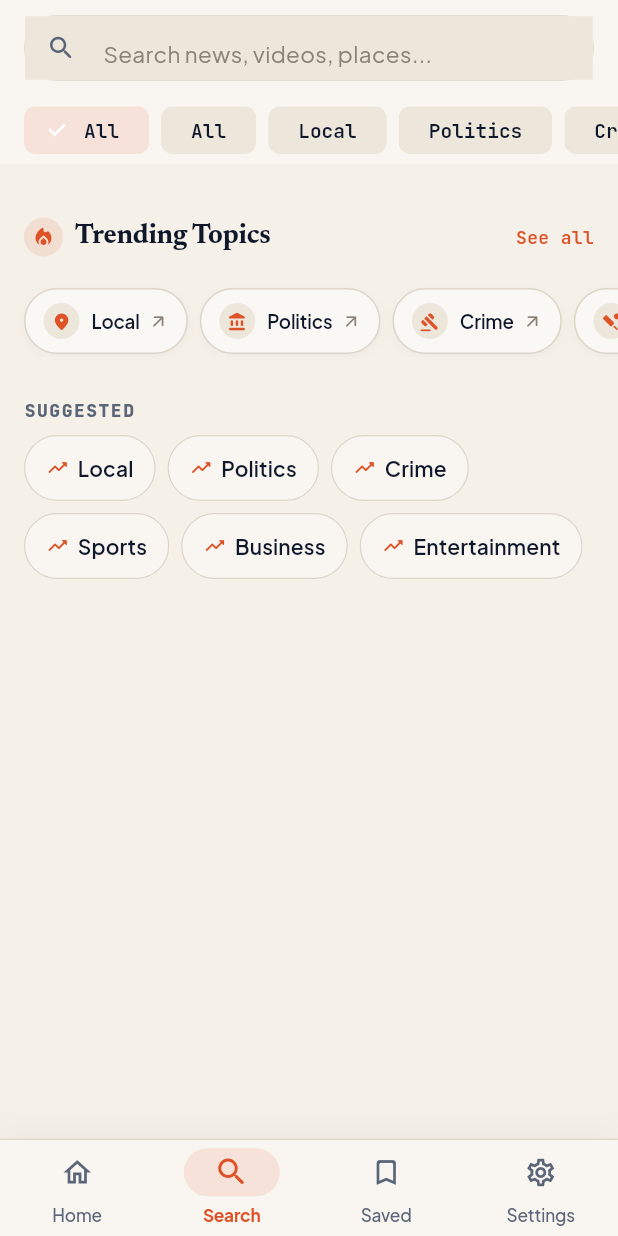
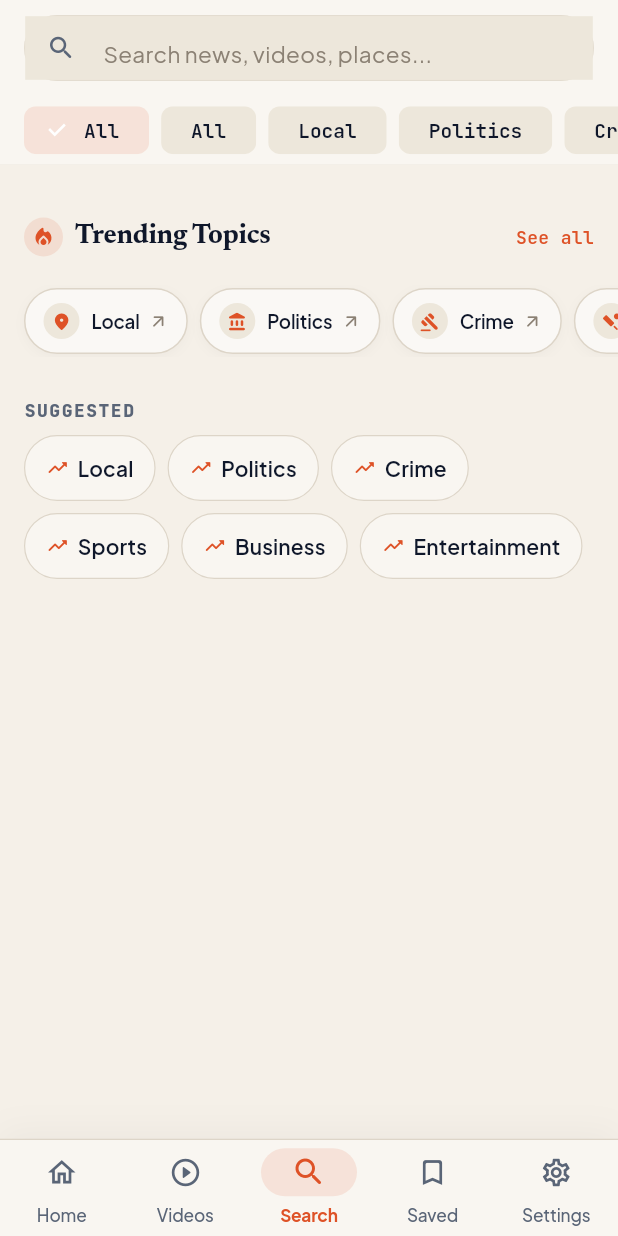
Before and after one commit to wizzling1-bit/nagrik, a Flutter app: the SearchScreen screen opened by its route, on a phone screen of 412 x 824 dp. Run offline on Flutter 3.47's test engine with Material 3 defaults, Android fonts, the phone set to English and light mode, and no system bars; our stand-ins replace cached_network_image, flutter_riverpod, geolocator, go_router, google_fonts, google_mobile_ads and 3 more; accounts and stored records are empty; network calls fail.

Commit message:
feat(mobile): add dedicated videos route and 5-tab bottom navigation

```diff
--- a/apps/mobile/lib/app/router.dart
+++ b/apps/mobile/lib/app/router.dart
@@ -18,12 +18,14 @@ import 'package:nagrik/features/onboarding/presentation/splash_screen.dart';
 import 'package:nagrik/features/saved/presentation/saved_screen.dart';
 import 'package:nagrik/features/search/presentation/search_screen.dart';
 import 'package:nagrik/features/settings/presentation/settings_screen.dart';
+import 'package:nagrik/features/videos/presentation/screens/videos_screen.dart';
 
 /// Route path constants for the simplified hyperlocal news app.
 abstract final class AppRoutes {
   static const splash = '/splash';
   static const onboarding = '/onboarding';
   static const home = '/';
+  static const videos = '/videos';
   static const search = '/search';
   static const saved = '/saved';
   static const notifications = '/notifications';
@@ -145,6 +147,14 @@ final routerProvider = Provider<GoRouter>((ref) {
               GoRoute(
                 path: AppRoutes.home,
                 builder: (context, state) => const HomeScreen(),
+              ),
+            ],
+          ),
+          StatefulShellBranch(
+            routes: [
+              GoRoute(
+                path: AppRoutes.videos,
+                builder: (context, state) => const VideosScreen(),
               ),
             ],
           ),
@@ -359,6 +369,12 @@ class _ScaffoldWithNavBarState extends ConsumerState<_ScaffoldWithNavBar> {
                           tooltip: strings.navHome,
                         ),
                         NavigationDestination(
+                          icon: const Icon(Icons.play_circle_outline_rounded),
+                          selectedIcon: const Icon(Icons.play_circle_filled_rounded),
+                          label: strings.navVideos,
+                          tooltip: strings.navVideos,
+                        ),
+                        NavigationDestination(
                           icon: const Icon(Icons.search_rounded),
                           selectedIcon: const Icon(Icons.search_rounded),
                           label: strings.navSearch,
--- a/apps/mobile/lib/core/localization/nagrik_localizations.dart
+++ b/apps/mobile/lib/core/localization/nagrik_localizations.dart
@@ -21,6 +21,7 @@ class NagrikStringsData {
     required this.clearAll,
     // Navigation
     required this.navHome,
+    required this.navVideos,
     required this.navSearch,
     required this.navSaved,
     // Home & Feed
@@ -169,6 +170,7 @@ class NagrikStringsData {
   final String finishAndExplore;
   final String clearAll;
   final String navHome;
+  final String navVideos;
   final String navSearch;
   final String navSaved;
   final String latestNearYou;
@@ -312,6 +314,7 @@ const kEnglishStrings = NagrikStringsData(
   finishAndExplore: 'Finish & Explore',
   clearAll: 'Clear all',
   navHome: 'Home',
+  navVideos: 'Videos',
   navSearch: 'Search',
   navSaved: 'Saved',
   latestNearYou: 'LATEST NEAR YOU',
@@ -455,6 +458,7 @@ const kHindiStrings = NagrikStringsData(
   finishAndExplore: 'पूरा करें और देखें',
   clearAll: 'सभी हटाएं',
   navHome: 'होम',
+  navVideos: 'वीडियो',
   navSearch: 'खोजें',
   navSaved: 'सहेजे गए',
   latestNearYou: 'आपके आस-पास की ताज़ा ख़बरें',
--- a/apps/mobile/lib/core/strings/app_strings.dart
+++ b/apps/mobile/lib/core/strings/app_strings.dart
@@ -22,6 +22,7 @@ abstract final class NagrikStrings {
 
   // Navigation
   static const navHome = 'Home';
+  static const navVideos = 'Videos';
   static const navDiscover = 'Discover';
   static const navReport = 'Report';
   static const navAlerts = 'Alerts';
```
Also changed, not shown: apps/mobile/lib/features/videos/presentation/screens/videos_screen.dart (added, +22 -0 lines), 1 other file.
